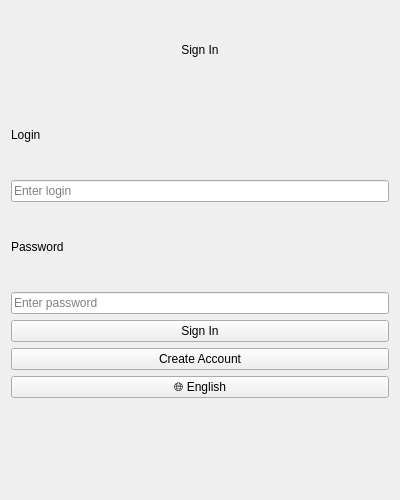
Ivan-Ivanich-777/client-server-coursework, file Client/loginform.ui: the form before one commit.
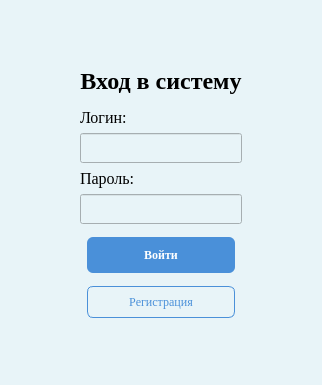
The form after the commit.

Patch:
```diff
--- a/Client/loginform.ui
+++ b/Client/loginform.ui
@@ -2,41 +2,24 @@
 <ui version="4.0">
  <class>LoginForm</class>
  <widget class="QWidget" name="LoginForm">
-  <property name="geometry"><rect><x>0</x><y>0</y><width>400</width><height>500</height></rect></property>
-  <layout class="QVBoxLayout" name="verticalLayout">
-   <item>
-    <widget class="QLabel" name="labelTitle">
-     <property name="text"><string>Sign In</string></property>
-     <property name="alignment"><set>Qt::AlignCenter</set></property>
-    </widget>
-   </item>
-   <item>
-    <widget class="QLabel" name="label"><property name="text"><string>Login</string></property></widget>
-   </item>
-   <item>
-    <widget class="QLineEdit" name="lineEditLogin"><property name="placeholderText"><string>Enter login</string></property></widget>
-   </item>
-   <item>
-    <widget class="QLabel" name="label_2"><property name="text"><string>Password</string></property></widget>
-   </item>
-   <item>
-    <widget class="QLineEdit" name="lineEditPass"><property name="echoMode"><enum>QLineEdit::Password</enum></property><property name="placeholderText"><string>Enter password</string></property></widget>
-   </item>
-   <item>
-    <widget class="QPushButton" name="btnLogin"><property name="text"><string>Sign In</string></property></widget>
-   </item>
-   <item>
-    <widget class="QPushButton" name="btnToReg"><property name="text"><string>Create Account</string></property></widget>
-   </item>
-   <item>
-    <widget class="QPushButton" name="btnLang"><property name="text"><string>🌐 English</string></property></widget>
-   </item>
-   <item>
-    <widget class="QLabel" name="labelStatus"><property name="text"><string></string></property></widget>
-   </item>
-   <item>
-    <spacer name="verticalSpacer"><property name="orientation"><enum>Qt::Vertical</enum></property></spacer>
-   </item>
+  <property name="styleSheet"><string>background-color: #e8f4f8;</string></property>
+  <layout class="QVBoxLayout" name="mainLayout">
+   <property name="leftMargin"><number>80</number></property>
+   <property name="topMargin"><number>60</number></property>
+   <property name="rightMargin"><number>80</number></property>
+   <property name="bottomMargin"><number>60</number></property>
+   <item><spacer name="topSpacer"><property name="orientation"><enum>Qt::Vertical</enum></property></spacer></item>
+   <item><widget class="QLabel" name="labelTitle"><property name="text"><string>Вход в систему</string></property><property name="font"><font><family>Times New Roman</family><pointsize>18</pointsize><weight>75</weight><bold>true</bold></font></property><property name="alignment"><set>Qt::AlignCenter</set></property></widget></item>
+   <item><spacer name="spacer1"><property name="orientation"><enum>Qt::Vertical</enum></property></spacer></item>
+   <item><widget class="QLabel" name="labelLogin"><property name="text"><string>Логин:</string></property><property name="font"><font><family>Times New Roman</family><pointsize>12</pointsize></font></property></widget></item>
+   <item><widget class="QLineEdit" name="lineEditLogin"><property name="minimumSize"><size><width>0</width><height>30</height></size></property><property name="font"><font><family>Times New Roman</family><pointsize>12</pointsize></font></property></widget></item>
+   <item><widget class="QLabel" name="labelPass"><property name="text"><string>Пароль:</string></property><property name="font"><font><family>Times New Roman</family><pointsize>12</pointsize></font></property></widget></item>
+   <item><widget class="QLineEdit" name="lineEditPass"><property name="minimumSize"><size><width>0</width><height>30</height></size></property><property name="echoMode"><enum>QLineEdit::Password</enum></property><property name="font"><font><family>Times New Roman</family><pointsize>12</pointsize></font></property></widget></item>
+   <item><spacer name="spacer2"><property name="orientation"><enum>Qt::Vertical</enum></property></spacer></item>
+   <item><layout class="QHBoxLayout" name="btnLayout"><item><spacer name="btnLeftSpacer"><property name="orientation"><enum>Qt::Horizontal</enum></property></spacer></item><item><widget class="QPushButton" name="btnLogin"><property name="text"><string>Войти</string></property><property name="minimumSize"><size><width>120</width><height>36</height></size></property><property name="styleSheet"><string>background-color: #4a90d9; color: white; border-radius: 6px; font-weight: bold; font-family: Times New Roman;</string></property></widget></item><item><spacer name="btnRightSpacer"><property name="orientation"><enum>Qt::Horizontal</enum></property></spacer></item></layout></item>
+   <item><spacer name="spacer3"><property name="orientation"><enum>Qt::Vertical</enum></property></spacer></item>
+   <item><layout class="QHBoxLayout" name="btnRegLayout"><item><spacer name="btnRegLeftSpacer"><property name="orientation"><enum>Qt::Horizontal</enum></property></spacer></item><item><widget class="QPushButton" name="btnToReg"><property name="text"><string>Регистрация</string></property><property name="minimumSize"><size><width>120</width><height>32</height></size></property><property name="styleSheet"><string>background-color: transparent; color: #4a90d9; border: 1px solid #4a90d9; border-radius: 6px; font-family: Times New Roman;</string></property></widget></item><item><spacer name="btnRegRightSpacer"><property name="orientation"><enum>Qt::Horizontal</enum></property></spacer></item></layout></item>
+   <item><spacer name="bottomSpacer"><property name="orientation"><enum>Qt::Vertical</enum></property></spacer></item>
   </layout>
  </widget>
 </ui>
```
